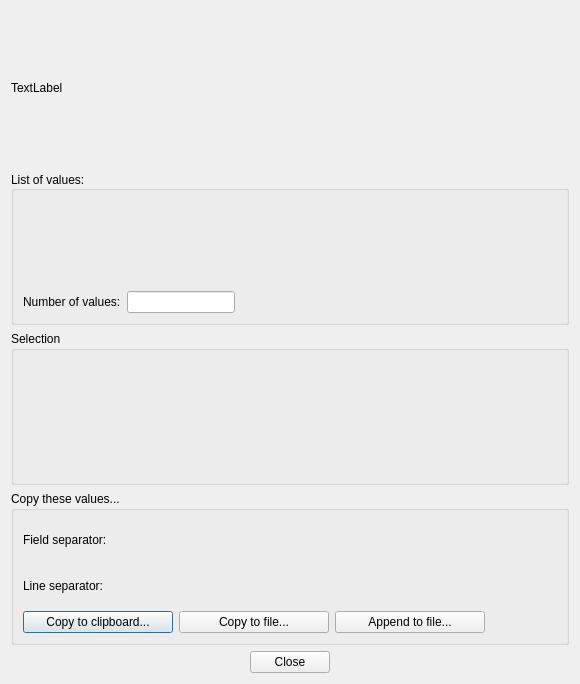
Qt form libpvguiqt/src/PVListDisplayDlg.ui (squey/squey) before a commit.
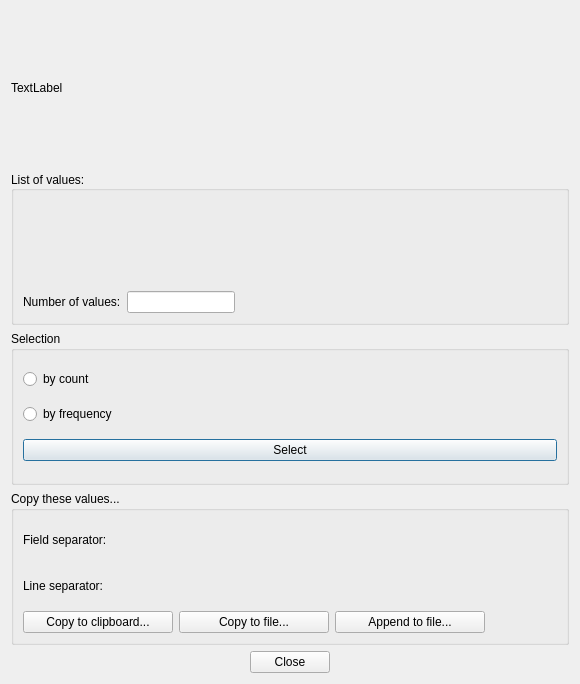
The same form after that commit. Custom widgets are drawn as their Qt base class.

Commit message:
[PVGuiQt] minor enhancement of selection in stat-views
move from an hand-coded widgets set to a Qt Designer version (except for
the range picker). so that:

* radio and push buttons have now a fixed width;
* when reducing dialog size, those widgets do not disappear anymore.

```diff
--- a/libpvguiqt/src/PVListDisplayDlg.ui
+++ b/libpvguiqt/src/PVListDisplayDlg.ui
@@ -111,15 +111,36 @@
    </item>
    <item>
     <widget class="QGroupBox" name="_select_groupbox">
-     <property name="minimumSize">
-      <size>
-       <width>0</width>
-       <height>45</height>
-      </size>
-     </property>
      <property name="title">
       <string>Selection</string>
      </property>
+     <layout class="QHBoxLayout" name="_select_layout">
+      <item>
+       <layout class="QVBoxLayout" name="verticalLayout_4">
+        <item>
+         <widget class="QRadioButton" name="_by_count_radio">
+          <property name="text">
+           <string>by count</string>
+          </property>
+         </widget>
+        </item>
+        <item>
+         <widget class="QRadioButton" name="_by_freq_radio">
+          <property name="text">
+           <string>by frequency</string>
+          </property>
+         </widget>
+        </item>
+        <item>
+         <widget class="QPushButton" name="_select_button">
+          <property name="text">
+           <string>Select</string>
+          </property>
+         </widget>
+        </item>
+       </layout>
+      </item>
+     </layout>
     </widget>
    </item>
    <item>
```
Left out of the diff: 1 changed line with no effect on the pictures. The commit also changes 1 other file.
